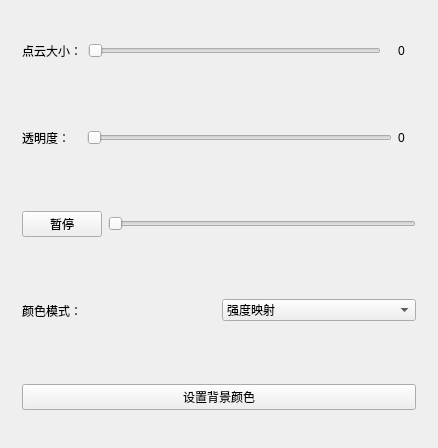
Above: 3DPCViewer/interactionwidget.ui from lexxxx-cmd/3DPCViewer before the change. Below: the same form after it.
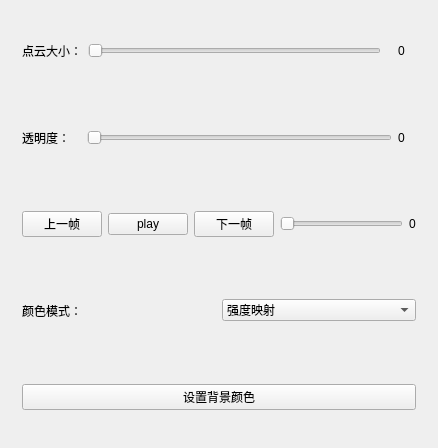
That is the form after the change.

Commit message: feat::增加了对图片的压缩式显示，但还没有实现接受图片并显示的功能只是做一个占位，然后加上了对于消息的播放控制，可以前后暂停，但现在有个小BUG拉进度条太快后回退时轨迹不一定会回退，还没仔细看原因。

```diff
--- a/3DPCViewer/interactionwidget.ui
+++ b/3DPCViewer/interactionwidget.ui
@@ -86,17 +86,38 @@
       <item>
        <widget class="QPushButton" name="pushButton_2">
         <property name="text">
-         <string>暂停</string>
+         <string>上一帧</string>
         </property>
        </widget>
       </item>
       <item>
-       <widget class="QSlider" name="horizontalSlider_2">
+       <widget class="QPushButton" name="pB_play_pause">
+        <property name="text">
+         <string>play</string>
+        </property>
+       </widget>
+      </item>
+      <item>
+       <widget class="QPushButton" name="pB_forward">
+        <property name="text">
+         <string>下一帧</string>
+        </property>
+       </widget>
+      </item>
+      <item>
+       <widget class="QSlider" name="HSlider_progress">
         <property name="orientation">
          <enum>Qt::Horizontal</enum>
         </property>
        </widget>
       </item>
+      <item>
+       <widget class="QLabel" name="lbl_ProgressValue">
+        <property name="text">
+         <string>0</string>
+        </property>
+       </widget>
+      </item>
      </layout>
     </widget>
    </item>
```
Left out of the diff: 2 changed lines with no effect on the pictures. The commit also changes 19 other files.
